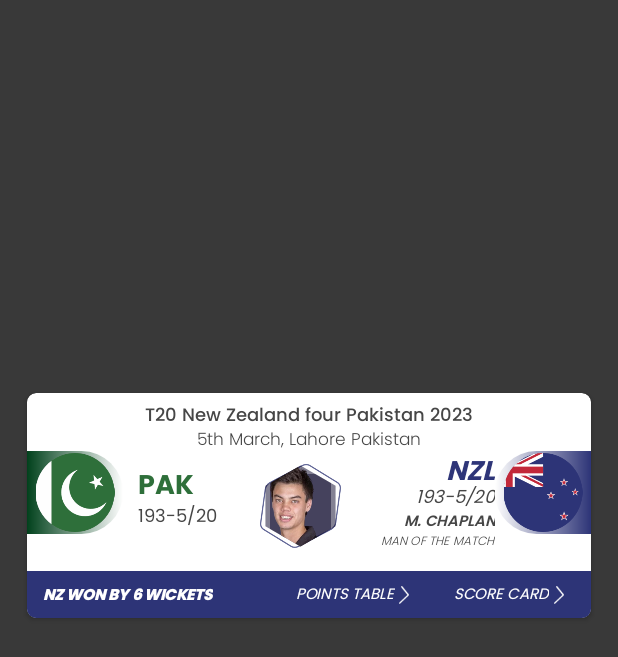
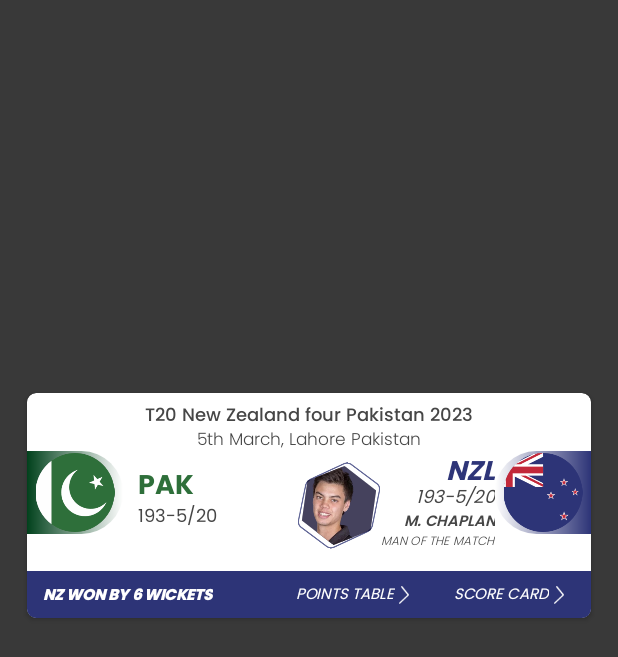
Before and after one commit to MesumAli2/CricApp, an Android app: the screen it shows after launch (MainActivity), on a phone screen of 412 x 824 dp. Shown: the top 657 px of the screen. Run offline under Robolectric (Android 15) with nearby library versions, the phone set to English and light mode, and no system bars.

Commit message:
ui updates 2

```diff
--- a/app/src/main/java/com/mesum/blitzcric/HexagonImageView.java
+++ b/app/src/main/java/com/mesum/blitzcric/HexagonImageView.java
@@ -1,5 +1,6 @@
 package com.mesum.blitzcric;
 
+import android.annotation.SuppressLint;
 import android.content.Context;
 import android.graphics.Canvas;
 import android.graphics.Path;
@@ -51,7 +52,7 @@ public class HexagonImageView extends AppCompatImageView {
 
         // Set up outer background paint
         outerPaint = new Paint();
-        outerPaint.setColor(R.color.hexagonouter); // Change the color as needed
+        outerPaint.setColor(R.color.hexagoninner); // Change the color as needed
         outerPaint.setStyle(Paint.Style.FILL);
 
         // Set up inner background paint
@@ -76,6 +77,7 @@ public class HexagonImageView extends AppCompatImageView {
 
 
 
+    @SuppressLint("DrawAllocation")
     @Override
     protected void onDraw(Canvas canvas) {
         hexagonPath.reset();
@@ -94,8 +96,30 @@ public class HexagonImageView extends AppCompatImageView {
         }
         hexagonPath.close();
 
-        // Draw outer background color in the hexagon shape
-        canvas.drawPath(hexagonPath, outerPaint);
+        // Rotate the canvas
+        canvas.rotate(4, centerX, centerY);
+
+        // Calculate outer rectangle as a thin line
+        float lineThickness = radius * 0.01f; // Adjust the line thickness as needed
+        outerRect = new RectF(
+                centerX - radius + lineThickness,
+                centerY - radius + lineThickness,
+                centerX + radius - lineThickness,
+                centerY + radius - lineThickness
+        );
+
+        // Calculate inner rectangle with padding
+        float padding = 0f; // Adjust the padding factor as needed
+        innerRect = new RectF(
+                outerRect.left - padding ,
+                outerRect.top - padding,
+                outerRect.height()  + padding
+                ,
+                outerRect.width() + padding
+        );
+
+        // Draw outer background line
+        canvas.drawPath(hexagonPath, innerPaint);
 
         // Clip the canvas with the hexagon path
         canvas.clipPath(hexagonPath);
@@ -107,4 +131,9 @@ public class HexagonImageView extends AppCompatImageView {
     }
 
 
+
+
+
+
+
 }
--- /dev/null
+++ b/app/src/main/res/drawable/hexiboy.xml
@@ -0,0 +1,7 @@
+<?xml version="1.0" encoding="utf-8"?>
+<vector android:height="24dp" android:viewportHeight="628.0"
+    android:viewportWidth="726.0" android:width="27dp" xmlns:android="http://schemas.android.com/apk/res/android">
+    <path android:fillColor="#00ffffff"
+        android:pathData="m723,314c-60,103.9 -120,207.8 -180,311.8 -120,0 -240,0 -360,0C123,521.8 63,417.9 3,314 63,210.1 123,106.2 183,2.2c120,0 240,0 360,0C603,106.2 663,210.1 723,314Z"
+        android:strokeColor="#000000" android:strokeWidth="4"/>
+</vector>
--- a/app/src/main/res/layout/activity_main.xml
+++ b/app/src/main/res/layout/activity_main.xml
@@ -99,13 +99,16 @@
 
             <com.mesum.blitzcric.HexagonImageView
                 android:id="@+id/hexagonImageView"
-                android:layout_width="54dp"
-                android:layout_height="56dp"
+                android:layout_width="53.5dp"
+                android:layout_height="57.9dp"
+                android:rotation="4"
+                android:padding="2.5dp"
+                android:scaleType="centerInside"
+                android:cropToPadding="true"
                 android:background="@drawable/outer"
                 android:src="@drawable/getty"
                 app:layout_constraintBottom_toBottomOf="parent"
                 app:layout_constraintEnd_toStartOf="@+id/nz_lll"
-                app:layout_constraintStart_toEndOf="@+id/pak_ll"
                 app:layout_constraintTop_toTopOf="parent" />
             <LinearLayout
                 android:id="@+id/nz_lll"
```
Also changed, not shown: app/src/main/res/drawable/hexagon.png (added).
